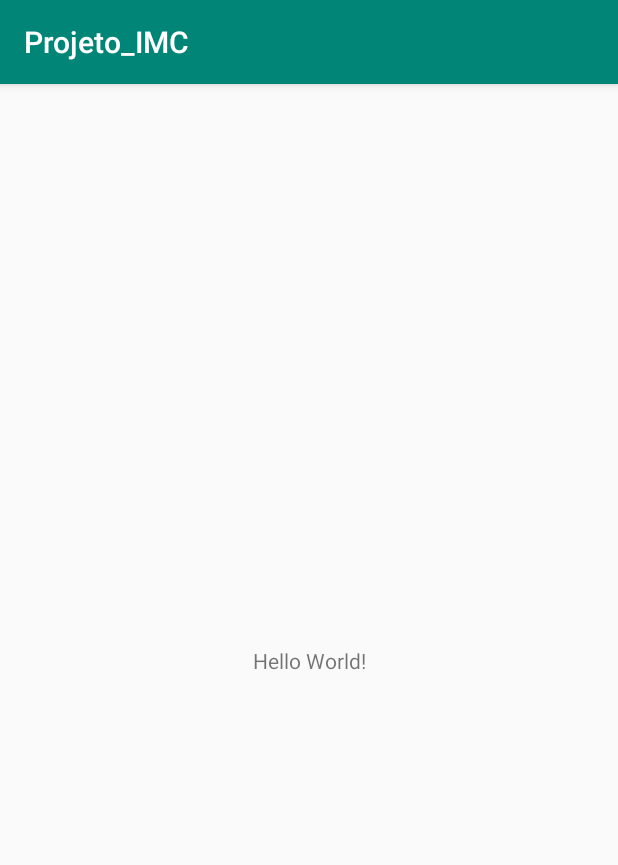
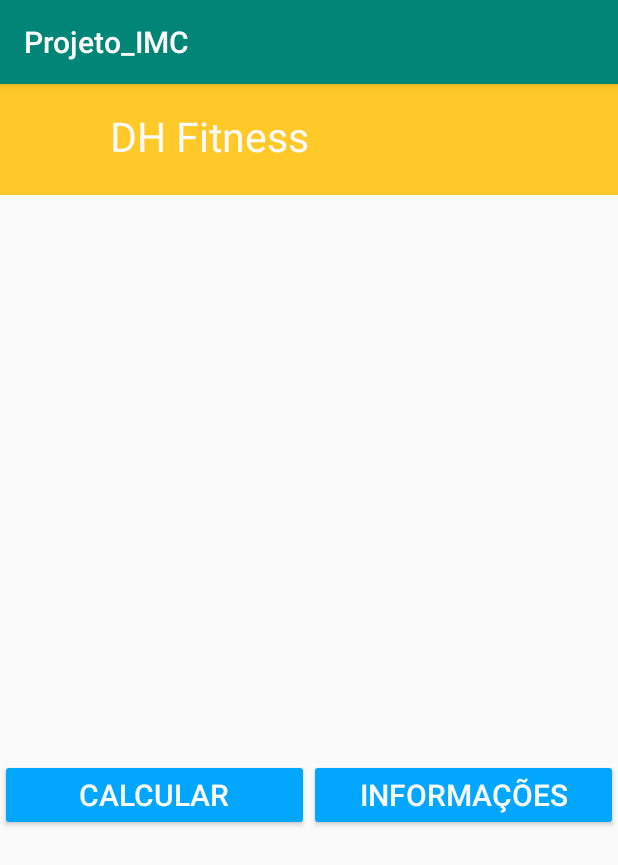
Before and after one commit to ksanches/APP_IMC, an Android app: the screen it shows after launch (MainActivity), on a phone screen of 412 x 824 dp. Shown: the top 865 px of the screen. Run offline under Robolectric (Android 15) with nearby library versions, the phone set to English and light mode, and no system bars.

Commit message:
fragments

```diff
--- a/Projeto_IMC/app/src/main/AndroidManifest.xml
+++ b/Projeto_IMC/app/src/main/AndroidManifest.xml
@@ -9,7 +9,7 @@
         android:roundIcon="@mipmap/ic_launcher_round"
         android:supportsRtl="true"
         android:theme="@style/AppTheme">
-        <activity android:name=".MainActivity">
+        <activity android:name=".views.MainActivity">
             <intent-filter>
                 <action android:name="android.intent.action.MAIN" />
 
--- a/Projeto_IMC/app/src/main/java/com/example/projeto_imc/MainActivity.java
+++ /dev/null
@@ -1,14 +0,0 @@
-package com.example.projeto_imc;
-
-import androidx.appcompat.app.AppCompatActivity;
-
-import android.os.Bundle;
-
-public class MainActivity extends AppCompatActivity {
-
-    @Override
-    protected void onCreate(Bundle savedInstanceState) {
-        super.onCreate(savedInstanceState);
-        setContentView(R.layout.activity_main);
-    }
-}
--- a/Projeto_IMC/app/src/main/java/com/example/projeto_imc/interfaces/Comunicador.java
+++ b/Projeto_IMC/app/src/main/java/com/example/projeto_imc/interfaces/Comunicador.java
@@ -1,4 +1,6 @@
 package com.example.projeto_imc.interfaces;
+
+import com.example.projeto_imc.model.IMC;
 
 public interface Comunicador {
     //Método que recebe como parametro um objeto do tipo SistemaOperacional
--- /dev/null
+++ b/Projeto_IMC/app/src/main/java/com/example/projeto_imc/views/MainActivity.java
@@ -0,0 +1,61 @@
+package com.example.projeto_imc.views;
+
+import androidx.appcompat.app.AppCompatActivity;
+import androidx.fragment.app.Fragment;
+import androidx.fragment.app.FragmentManager;
+import androidx.fragment.app.FragmentTransaction;
+
+import android.os.Bundle;
+
+import com.example.projeto_imc.R;
+import com.example.projeto_imc.interfaces.Comunicador;
+import com.example.projeto_imc.model.IMC;
+
+public class MainActivity extends AppCompatActivity implements Comunicador {
+    //Criação da constante
+    public static final String SO_KEY = "SO";
+
+    @Override
+    protected void onCreate(Bundle savedInstanceState) {
+        super.onCreate(savedInstanceState);
+        setContentView(R.layout.activity_main);
+
+        //Método que recarrega o primeiroFragment no container2
+        replaceFragment(R.id.container2, new PrimeiroFragment());
+
+    }
+
+    @Override
+    public void recebeMensagem(IMC imc) {
+        //Método que envia as informações para o segundo fragmento
+        setBundleToFragment(imc, SO_KEY);
+
+    }
+
+    //Método que recarrega o um fragmento em um container
+    private void replaceFragment(int container, Fragment fragment) {
+        FragmentManager manager = getSupportFragmentManager();
+        FragmentTransaction transaction = manager.beginTransaction();
+        transaction.replace(container, fragment);
+        transaction.commit();
+    }
+
+    //Método que envia as inforções para um fragmento
+    private void setBundleToFragment(IMC so, String CHAVE){
+        //Criação do bundle
+        Bundle bundle = new Bundle();
+
+        //Setando um parcelable para o bundle através de chave e valor(valor objeto)
+        bundle.putParcelable(CHAVE, so);
+
+        //Criação do segundo fragmento
+        Fragment segundoFragment = new SegundoFragment();
+
+        //setando os valores do bundle para ser enviado para o segundo fragmento através do método setArguments()
+        segundoFragment.setArguments(bundle);
+
+        //Chamada do método que recarrega um fragmento em um container
+        replaceFragment(R.id.container1, segundoFragment);
+    }
+
+}
--- /dev/null
+++ b/Projeto_IMC/app/src/main/java/com/example/projeto_imc/views/PrimeiroFragment.java
@@ -0,0 +1,92 @@
+package com.example.projeto_imc.views;
+
+
+import android.content.Context;
+import android.os.Bundle;
+
+import androidx.annotation.NonNull;
+import androidx.fragment.app.Fragment;
+
+import android.view.LayoutInflater;
+import android.view.View;
+import android.view.ViewGroup;
+import android.widget.Button;
+
+import com.example.projeto_imc.R;
+import com.example.projeto_imc.interfaces.Comunicador;
+import com.example.projeto_imc.model.IMC;
+
+
+/**
+ * A simple {@link Fragment} subclass.
+ */
+public class PrimeiroFragment extends Fragment {
+    private Comunicador comunicador;
+    private Button btnCalcular;
+    private Button btnInformacoes;
+
+
+    public PrimeiroFragment() {
+        // Required empty public constructor
+    }
+
+    //Sobreescrita do método onAttach e inicialização do atributo comunicador
+    @Override
+    public void onAttach(@NonNull Context context) {
+        super.onAttach(context);
+
+        try {
+            comunicador = (Comunicador) context;
+        } catch (Exception e) {
+            e.printStackTrace();
+        }
+    }
+
+
+    @Override
+    public View onCreateView(LayoutInflater inflater, ViewGroup container,
+                             Bundle savedInstanceState) {
+        // Inflate the layout for this fragment
+        View view = inflater.inflate(R.layout.fragment_primeiro, container, false);
+
+        //Chamada do método que inicializa as views
+        initViews(view);
+
+        //Ação de clique no botão referente ao Android
+        btnCalcular.setOnClickListener(new View.OnClickListener() {
+            @Override
+            public void onClick(View view) {
+
+                //Criando um objeto
+                IMC calcular = new IMC(R.drawable.calcular,
+                        "Seu IMC está entre XX e YY e sua classificação é normal");
+
+                //passagem do parametro do objeto android
+                comunicador.recebeMensagem(calcular);
+            }
+        });
+
+        btnInformacoes.setOnClickListener(new View.OnClickListener() {
+            @Override
+            public void onClick(View v) {
+
+                //Criando um objeto
+                IMC informacoes= new IMC(R.drawable.info,
+                        "O cálculo do IMC é feito dividindo o peso (em quilogramas) pela altura (em metros) ao quadrado.");
+
+                //passagem do parametro do objeto android
+                comunicador.recebeMensagem(informacoes);
+            }
+        });
+
+        //Retorno da view
+        return view;
+    }
+
+    //Método que inicializa a view
+    public void initViews(View view){
+        btnCalcular = view.findViewById(R.id.btnCalcular);
+        btnInformacoes = view.findViewById(R.id.btnInformacoes);
+    }
+
+}
--- a/Projeto_IMC/app/src/main/res/layout/activity_main.xml
+++ b/Projeto_IMC/app/src/main/res/layout/activity_main.xml
@@ -4,15 +4,45 @@
     xmlns:tools="http://schemas.android.com/tools"
     android:layout_width="match_parent"
     android:layout_height="match_parent"
-    tools:context=".MainActivity">
+    android:orientation="vertical"
+    tools:context=".views.MainActivity">
 
     <TextView
-        android:layout_width="wrap_content"
-        android:layout_height="wrap_content"
-        android:text="Hello World!"
-        app:layout_constraintBottom_toBottomOf="parent"
-        app:layout_constraintLeft_toLeftOf="parent"
-        app:layout_constraintRight_toRightOf="parent"
+        android:id="@+id/textView"
+        android:layout_width="match_parent"
+        android:layout_height="74dp"
+        android:background="#FFCA28"
+        android:gravity="center_vertical"
+        android:textAlignment="gravity"
+        android:textSize="20sp"
         app:layout_constraintTop_toTopOf="parent" />
 
+    <TextView
+        android:id="@+id/textViewAppName"
+        android:layout_width="265dp"
+        android:layout_height="63dp"
+        android:layout_marginTop="16dp"
+        android:text="DH Fitness"
+        android:textColor="#FAFAFA"
+        android:textSize="27sp"
+        app:layout_constraintEnd_toEndOf="parent"
+        app:layout_constraintStart_toStartOf="@+id/textView"
+        app:layout_constraintTop_toTopOf="@+id/textView" />
+
+    <LinearLayout
+        android:id="@+id/container1"
+        android:layout_width="match_parent"
+        android:layout_height="300dp"
+        android:orientation="vertical"
+        app:layout_constraintTop_toBottomOf="@+id/textView"
+        tools:layout_editor_absoluteX="0dp"></LinearLayout>
+
+    <LinearLayout
+        android:id="@+id/container2"
+        android:layout_width="match_parent"
+        android:layout_height="200dp"
+        android:orientation="vertical"
+        app:layout_constraintTop_toBottomOf="@+id/container1"
+        tools:layout_editor_absoluteX="0dp" />
+
 </androidx.constraintlayout.widget.ConstraintLayout>
--- a/Projeto_IMC/app/src/main/res/layout/fragment_primeiro.xml
+++ b/Projeto_IMC/app/src/main/res/layout/fragment_primeiro.xml
@@ -3,10 +3,10 @@
     xmlns:tools="http://schemas.android.com/tools"
     android:layout_width="match_parent"
     android:layout_height="match_parent"
-    tools:context=".PrimeiroFragment">
+    tools:context=".views.PrimeiroFragment">
 
     <Button
-        android:id="@+id/btnAndroid"
+        android:id="@+id/btnCalcular"
         android:layout_width="0dp"
         android:layout_weight="1"
         android:layout_height="wrap_content"
@@ -17,12 +17,12 @@
         android:layout_gravity="center_vertical"/>
 
     <Button
-        android:id="@+id/btnIos"
+        android:id="@+id/btnInformacoes"
         android:layout_width="0dp"
         android:layout_weight="1"
         android:layout_height="wrap_content"
         android:backgroundTint="#00A6FF"
-        android:text="Indformações"
+        android:text="Informações"
         android:textColor="#FFFFFF"
         android:textSize="20sp"
         android:layout_gravity="center_vertical"/>
```
Also changed, not shown: Projeto_IMC/app/src/main/java/com/example/projeto_imc/PrimeiroFragment.java (deleted, +0 -31 lines), Projeto_IMC/app/src/main/java/com/example/projeto_imc/views/SegundoFragment.java (added, +74 -0 lines), Projeto_IMC/app/src/main/res/layout/fragment_segundo.xml (added, +28 -0 lines), Projeto_IMC/app/src/main/res/drawable/calcular.jpg (added), Projeto_IMC/app/src/main/res/drawable/info.png (added), 1309 other files.
